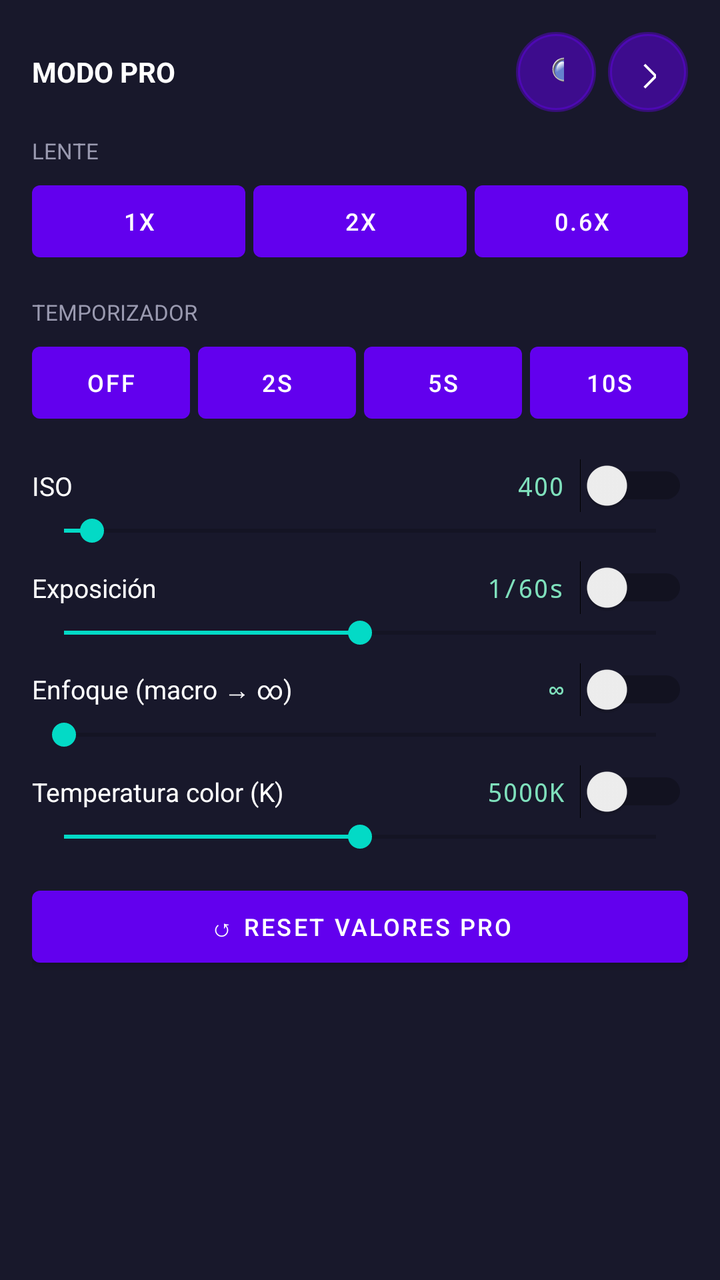
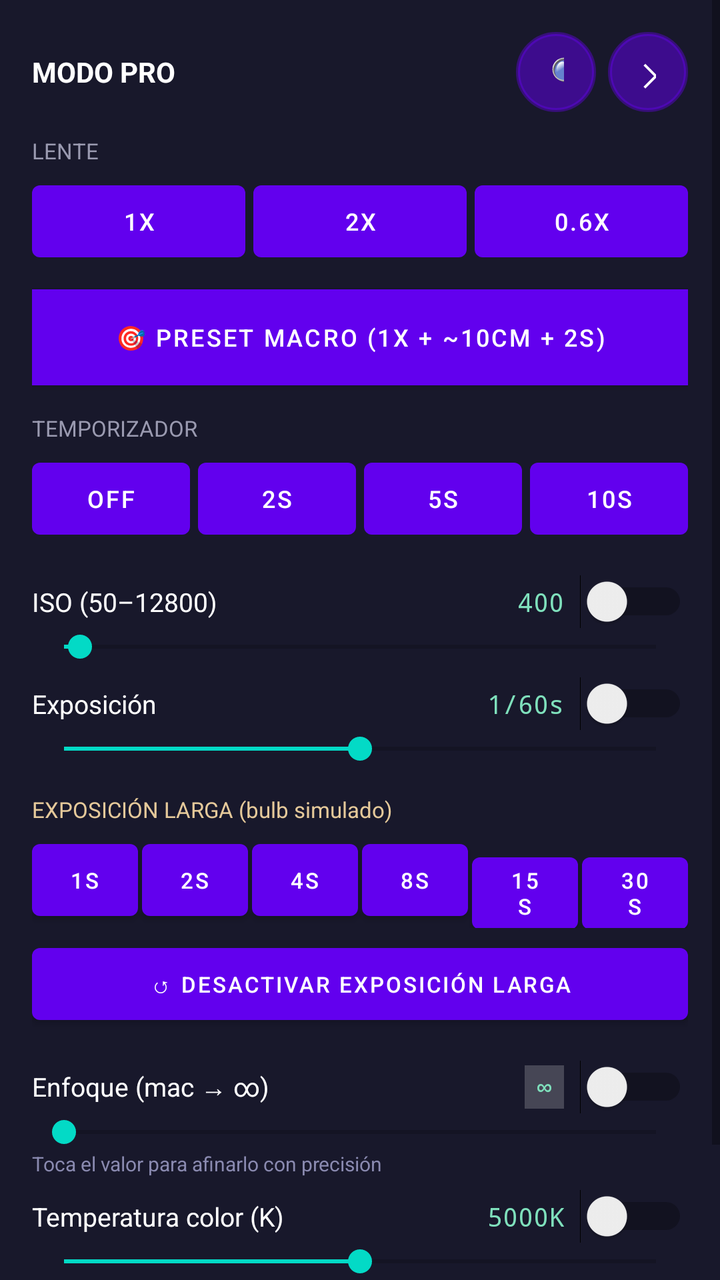

Before-and-after screenshots of an Android layout around one commit, followed by the original layout XML and the change that was made.
<!-- AndroidManifest.xml: application theme Theme.MiApp -->
<!-- res/layout/panel_ajustes.xml -->
<?xml version="1.0" encoding="utf-8"?>
<ScrollView xmlns:android="http://schemas.android.com/apk/res/android"
    android:layout_width="match_parent"
    android:layout_height="wrap_content"
    android:background="#F01A1A2E">

    <LinearLayout
        android:layout_width="match_parent"
        android:layout_height="wrap_content"
        android:orientation="vertical"
        android:padding="16dp">

        <LinearLayout
            android:layout_width="match_parent"
            android:layout_height="wrap_content"
            android:orientation="horizontal"
            android:gravity="center_vertical">

            <TextView
                android:layout_width="0dp"
                android:layout_height="wrap_content"
                android:layout_weight="1"
                android:text="MODO PRO"
                android:textColor="#FFFFFF"
                android:textSize="14sp"
                android:textStyle="bold" />

            <TextView
                android:id="@+id/txtAvisoLente"
                android:layout_width="wrap_content"
                android:layout_height="wrap_content"
                android:layout_marginEnd="6dp"
                android:text=""
                android:textColor="#E5C99A"
                android:textSize="10sp" />

            <Button
                android:id="@+id/btnDiagnostico"
                android:layout_width="40dp"
                android:layout_height="40dp"
                android:layout_marginEnd="6dp"
                android:background="@drawable/boton_circular"
                android:text="🔍"
                android:textColor="#FFFFFF"
                android:textSize="16sp" />

            <Button
                android:id="@+id/btnCerrarAjustes"
                android:layout_width="40dp"
                android:layout_height="40dp"
                android:background="@drawable/boton_circular"
                android:text="@string/btn_cerrar_ajustes"
                android:textColor="#FFFFFF"
                android:textSize="16sp" />
        </LinearLayout>

        <TextView
            android:layout_width="wrap_content"
            android:layout_height="wrap_content"
            android:layout_marginTop="12dp"
            android:text="LENTE"
            android:textColor="#9A9AB0"
            android:textSize="11sp" />

        <LinearLayout
            android:layout_width="match_parent"
            android:layout_height="wrap_content"
            android:orientation="horizontal"
            android:layout_marginTop="4dp">

            <Button
                android:id="@+id/btnLentePrincipal"
                android:layout_width="0dp"
                android:layout_height="wrap_content"
                android:layout_weight="1"
                android:text="1x"
                android:textSize="12sp" />

            <Button
                android:id="@+id/btnLenteTele"
                android:layout_width="0dp"
                android:layout_height="wrap_content"
                android:layout_weight="1"
                android:layout_marginStart="4dp"
                android:text="2x"
                android:textSize="12sp" />

            <Button
                android:id="@+id/btnLenteUltra"
                android:layout_width="0dp"
                android:layout_height="wrap_content"
                android:layout_weight="1"
                android:layout_marginStart="4dp"
                android:text="0.6x"
                android:textSize="12sp" />
        </LinearLayout>

        <TextView
            android:layout_width="wrap_content"
            android:layout_height="wrap_content"
            android:layout_marginTop="14dp"
            android:text="TEMPORIZADOR"
            android:textColor="#9A9AB0"
            android:textSize="11sp" />

        <LinearLayout
            android:layout_width="match_parent"
            android:layout_height="wrap_content"
            android:orientation="horizontal"
            android:layout_marginTop="4dp">

            <Button
                android:id="@+id/btnTimerOff"
                android:layout_width="0dp"
                android:layout_height="wrap_content"
                android:layout_weight="1"
                android:text="Off"
                android:textSize="12sp" />

            <Button
                android:id="@+id/btnTimer2"
                android:layout_width="0dp"
                android:layout_height="wrap_content"
                android:layout_weight="1"
                android:layout_marginStart="4dp"
                android:text="2s"
                android:textSize="12sp" />

            <Button
                android:id="@+id/btnTimer5"
                android:layout_width="0dp"
                android:layout_height="wrap_content"
                android:layout_weight="1"
                android:layout_marginStart="4dp"
                android:text="5s"
                android:textSize="12sp" />

            <Button
                android:id="@+id/btnTimer10"
                android:layout_width="0dp"
                android:layout_height="wrap_content"
                android:layout_weight="1"
                android:layout_marginStart="4dp"
                android:text="10s"
                android:textSize="12sp" />
        </LinearLayout>

        <LinearLayout
            android:layout_width="match_parent"
            android:layout_height="wrap_content"
            android:layout_marginTop="14dp"
            android:orientation="horizontal"
            android:gravity="center_vertical">

            <TextView
                android:layout_width="0dp"
                android:layout_height="wrap_content"
                android:layout_weight="1"
                android:text="ISO"
                android:textColor="#FFFFFF"
                android:textSize="13sp" />

            <TextView
                android:id="@+id/valorIso"
                android:layout_width="wrap_content"
                android:layout_height="wrap_content"
                android:text="400"
                android:textColor="#7FE0BC"
                android:textSize="13sp"
                android:fontFamily="monospace" />

            <Switch
                android:id="@+id/switchIso"
                android:layout_width="wrap_content"
                android:layout_height="wrap_content"
                android:layout_marginStart="8dp" />
        </LinearLayout>

        <SeekBar
            android:id="@+id/sliderIso"
            android:layout_width="match_parent"
            android:layout_height="wrap_content"
            android:max="6300"
            android:progress="300" />

        <LinearLayout
            android:layout_width="match_parent"
            android:layout_height="wrap_content"
            android:layout_marginTop="6dp"
            android:orientation="horizontal"
            android:gravity="center_vertical">

            <TextView
                android:layout_width="0dp"
                android:layout_height="wrap_content"
                android:layout_weight="1"
                android:text="Exposición"
                android:textColor="#FFFFFF"
                android:textSize="13sp" />

            <TextView
                android:id="@+id/valorExp"
                android:layout_width="wrap_content"
                android:layout_height="wrap_content"
                android:text="1/60s"
                android:textColor="#7FE0BC"
                android:textSize="13sp"
                android:fontFamily="monospace" />

            <Switch
                android:id="@+id/switchExp"
                android:layout_width="wrap_content"
                android:layout_height="wrap_content"
                android:layout_marginStart="8dp" />
        </LinearLayout>

        <SeekBar
            android:id="@+id/sliderExp"
            android:layout_width="match_parent"
            android:layout_height="wrap_content"
            android:max="100"
            android:progress="50" />

        <LinearLayout
            android:layout_width="match_parent"
            android:layout_height="wrap_content"
            android:layout_marginTop="6dp"
            android:orientation="horizontal"
            android:gravity="center_vertical">

            <TextView
                android:layout_width="0dp"
                android:layout_height="wrap_content"
                android:layout_weight="1"
                android:text="Enfoque (macro → ∞)"
                android:textColor="#FFFFFF"
                android:textSize="13sp" />

            <TextView
                android:id="@+id/valorFoco"
                android:layout_width="wrap_content"
                android:layout_height="wrap_content"
                android:text="∞"
                android:textColor="#7FE0BC"
                android:textSize="13sp"
                android:fontFamily="monospace" />

            <Switch
                android:id="@+id/switchFoco"
                android:layout_width="wrap_content"
                android:layout_height="wrap_content"
                android:layout_marginStart="8dp" />
        </LinearLayout>

        <SeekBar
            android:id="@+id/sliderFoco"
            android:layout_width="match_parent"
            android:layout_height="wrap_content"
            android:max="100"
            android:progress="0" />

        <LinearLayout
            android:layout_width="match_parent"
            android:layout_height="wrap_content"
            android:layout_marginTop="6dp"
            android:orientation="horizontal"
            android:gravity="center_vertical">

            <TextView
                android:layout_width="0dp"
                android:layout_height="wrap_content"
                android:layout_weight="1"
                android:text="Temperatura color (K)"
                android:textColor="#FFFFFF"
                android:textSize="13sp" />

            <TextView
                android:id="@+id/valorWb"
                android:layout_width="wrap_content"
                android:layout_height="wrap_content"
                android:text="5000K"
                android:textColor="#7FE0BC"
                android:textSize="13sp"
                android:fontFamily="monospace" />

            <Switch
                android:id="@+id/switchWb"
                android:layout_width="wrap_content"
                android:layout_height="wrap_content"
                android:layout_marginStart="8dp" />
        </LinearLayout>

        <SeekBar
            android:id="@+id/sliderWb"
            android:layout_width="match_parent"
            android:layout_height="wrap_content"
            android:max="6000"
            android:progress="3000" />

        <Button
            android:id="@+id/btnResetPro"
            android:layout_width="match_parent"
            android:layout_height="wrap_content"
            android:layout_marginTop="12dp"
            android:text="↺ Reset valores PRO"
            android:textSize="12sp" />

    </LinearLayout>
</ScrollView>
<!-- resources referenced by this layout -->
<resources>
  <!-- drawable boton_circular (drawable) -->
  <?xml version="1.0" encoding="utf-8"?>
  <shape xmlns:android="http://schemas.android.com/apk/res/android"
      android:shape="oval">
      <solid android:color="#80000000" />
      <stroke android:width="2dp" android:color="#66FFFFFF" />
  </shape>
  <string name="btn_cerrar_ajustes">✕</string>
  <style name="Theme.MiApp" parent="Theme.MaterialComponents.DayNight.NoActionBar">
          <item name="android:windowBackground">@android:color/black</item>
          <item name="android:statusBarColor">@android:color/black</item>
          <item name="android:navigationBarColor">@android:color/black</item>
          <item name="android:windowLightStatusBar">false</item>
      </style>
</resources>

<!-- the commit's change to res/layout/panel_ajustes.xml (unified diff, before → after) -->
@@ -54,6 +54,7 @@
                 android:textSize="16sp" />
         </LinearLayout>
 
+        
         <TextView
             android:layout_width="wrap_content"
             android:layout_height="wrap_content"
@@ -61,40 +62,28 @@
             android:text="LENTE"
             android:textColor="#9A9AB0"
             android:textSize="11sp" />
-
         <LinearLayout
             android:layout_width="match_parent"
             android:layout_height="wrap_content"
             android:orientation="horizontal"
             android:layout_marginTop="4dp">
-
-            <Button
-                android:id="@+id/btnLentePrincipal"
-                android:layout_width="0dp"
-                android:layout_height="wrap_content"
-                android:layout_weight="1"
-                android:text="1x"
-                android:textSize="12sp" />
-
-            <Button
-                android:id="@+id/btnLenteTele"
-                android:layout_width="0dp"
-                android:layout_height="wrap_content"
-                android:layout_weight="1"
-                android:layout_marginStart="4dp"
-                android:text="2x"
-                android:textSize="12sp" />
-
-            <Button
-                android:id="@+id/btnLenteUltra"
-                android:layout_width="0dp"
-                android:layout_height="wrap_content"
-                android:layout_weight="1"
-                android:layout_marginStart="4dp"
-                android:text="0.6x"
-                android:textSize="12sp" />
-        </LinearLayout>
-
+            <Button android:id="@+id/btnLentePrincipal" android:layout_width="0dp" android:layout_height="wrap_content" android:layout_weight="1" android:text="1x" android:textSize="12sp" />
+            <Button android:id="@+id/btnLenteTele" android:layout_width="0dp" android:layout_height="wrap_content" android:layout_weight="1" android:layout_marginStart="4dp" android:text="2x" android:textSize="12sp" />
+            <Button android:id="@+id/btnLenteUltra" android:layout_width="0dp" android:layout_height="wrap_content" android:layout_weight="1" android:layout_marginStart="4dp" android:text="0.6x" android:textSize="12sp" />
+        </LinearLayout>
+
+        
+        <Button
+            android:id="@+id/btnPresetMacro"
+            android:layout_width="match_parent"
+            android:layout_height="wrap_content"
+            android:layout_marginTop="10dp"
+            android:background="#4A3D8A"
+            android:text="🎯 Preset MACRO (1x + ~10cm + 2s)"
+            android:textColor="#FFFFFF"
+            android:textSize="12sp" />
+
+        
         <TextView
             android:layout_width="wrap_content"
             android:layout_height="wrap_content"
@@ -102,200 +91,102 @@
             android:text="TEMPORIZADOR"
             android:textColor="#9A9AB0"
             android:textSize="11sp" />
-
         <LinearLayout
             android:layout_width="match_parent"
             android:layout_height="wrap_content"
             android:orientation="horizontal"
             android:layout_marginTop="4dp">
-
-            <Button
-                android:id="@+id/btnTimerOff"
-                android:layout_width="0dp"
-                android:layout_height="wrap_content"
-                android:layout_weight="1"
-                android:text="Off"
-                android:textSize="12sp" />
-
-            <Button
-                android:id="@+id/btnTimer2"
-                android:layout_width="0dp"
-                android:layout_height="wrap_content"
-                android:layout_weight="1"
-                android:layout_marginStart="4dp"
-                android:text="2s"
-                android:textSize="12sp" />
-
-            <Button
-                android:id="@+id/btnTimer5"
-                android:layout_width="0dp"
-                android:layout_height="wrap_content"
-                android:layout_weight="1"
-                android:layout_marginStart="4dp"
-                android:text="5s"
-                android:textSize="12sp" />
-
-            <Button
-                android:id="@+id/btnTimer10"
-                android:layout_width="0dp"
-                android:layout_height="wrap_content"
-                android:layout_weight="1"
-                android:layout_marginStart="4dp"
-                android:text="10s"
-                android:textSize="12sp" />
-        </LinearLayout>
-
-        <LinearLayout
-            android:layout_width="match_parent"
-            android:layout_height="wrap_content"
-            android:layout_marginTop="14dp"
-            android:orientation="horizontal"
-            android:gravity="center_vertical">
-
-            <TextView
-                android:layout_width="0dp"
-                android:layout_height="wrap_content"
-                android:layout_weight="1"
-                android:text="ISO"
-                android:textColor="#FFFFFF"
-                android:textSize="13sp" />
-
-            <TextView
-                android:id="@+id/valorIso"
-                android:layout_width="wrap_content"
-                android:layout_height="wrap_content"
-                android:text="400"
-                android:textColor="#7FE0BC"
-                android:textSize="13sp"
-                android:fontFamily="monospace" />
-
-            <Switch
-                android:id="@+id/switchIso"
-                android:layout_width="wrap_content"
-                android:layout_height="wrap_content"
-                android:layout_marginStart="8dp" />
-        </LinearLayout>
-
-        <SeekBar
-            android:id="@+id/sliderIso"
-            android:layout_width="match_parent"
-            android:layout_height="wrap_content"
-            android:max="6300"
-            android:progress="300" />
-
+            <Button android:id="@+id/btnTimerOff" android:layout_width="0dp" android:layout_height="wrap_content" android:layout_weight="1" android:text="Off" android:textSize="12sp" />
+            <Button android:id="@+id/btnTimer2" android:layout_width="0dp" android:layout_height="wrap_content" android:layout_weight="1" android:layout_marginStart="4dp" android:text="2s" android:textSize="12sp" />
+            <Button android:id="@+id/btnTimer5" android:layout_width="0dp" android:layout_height="wrap_content" android:layout_weight="1" android:layout_marginStart="4dp" android:text="5s" android:textSize="12sp" />
+            <Button android:id="@+id/btnTimer10" android:layout_width="0dp" android:layout_height="wrap_content" android:layout_weight="1" android:layout_marginStart="4dp" android:text="10s" android:textSize="12sp" />
+        </LinearLayout>
+
+        
+        <LinearLayout
+            android:layout_width="match_parent"
+            android:layout_height="wrap_content"
+            android:layout_marginTop="14dp"
+            android:orientation="horizontal"
+            android:gravity="center_vertical">
+            <TextView android:layout_width="0dp" android:layout_height="wrap_content" android:layout_weight="1" android:text="ISO (50–12800)" android:textColor="#FFFFFF" android:textSize="13sp" />
+            <TextView android:id="@+id/valorIso" android:layout_width="wrap_content" android:layout_height="wrap_content" android:text="400" android:textColor="#7FE0BC" android:textSize="13sp" android:fontFamily="monospace" />
+            <Switch android:id="@+id/switchIso" android:layout_width="wrap_content" android:layout_height="wrap_content" android:layout_marginStart="8dp" />
+        </LinearLayout>
+        <SeekBar android:id="@+id/sliderIso" android:layout_width="match_parent" android:layout_height="wrap_content" android:max="12750" android:progress="350" />
+
+        
         <LinearLayout
             android:layout_width="match_parent"
             android:layout_height="wrap_content"
             android:layout_marginTop="6dp"
             android:orientation="horizontal"
             android:gravity="center_vertical">
-
-            <TextView
-                android:layout_width="0dp"
-                android:layout_height="wrap_content"
-                android:layout_weight="1"
-                android:text="Exposición"
-                android:textColor="#FFFFFF"
-                android:textSize="13sp" />
-
-            <TextView
-                android:id="@+id/valorExp"
-                android:layout_width="wrap_content"
-                android:layout_height="wrap_content"
-                android:text="1/60s"
-                android:textColor="#7FE0BC"
-                android:textSize="13sp"
-                android:fontFamily="monospace" />
-
-            <Switch
-                android:id="@+id/switchExp"
-                android:layout_width="wrap_content"
-                android:layout_height="wrap_content"
-                android:layout_marginStart="8dp" />
-        </LinearLayout>
-
-        <SeekBar
-            android:id="@+id/sliderExp"
-            android:layout_width="match_parent"
-            android:layout_height="wrap_content"
-            android:max="100"
-            android:progress="50" />
-
+            <TextView android:layout_width="0dp" android:layout_height="wrap_content" android:layout_weight="1" android:text="Exposición" android:textColor="#FFFFFF" android:textSize="13sp" />
+            <TextView android:id="@+id/valorExp" android:layout_width="wrap_content" android:layout_height="wrap_content" android:text="1/60s" android:textColor="#7FE0BC" android:textSize="13sp" android:fontFamily="monospace" />
+            <Switch android:id="@+id/switchExp" android:layout_width="wrap_content" android:layout_height="wrap_content" android:layout_marginStart="8dp" />
+        </LinearLayout>
+        <SeekBar android:id="@+id/sliderExp" android:layout_width="match_parent" android:layout_height="wrap_content" android:max="100" android:progress="50" />
+
+        
+        <TextView
+            android:layout_width="wrap_content"
+            android:layout_height="wrap_content"
+            android:layout_marginTop="14dp"
+            android:text="EXPOSICIÓN LARGA (bulb simulado)"
+            android:textColor="#E5C99A"
+            android:textSize="11sp" />
+        <LinearLayout
+            android:layout_width="match_parent"
+            android:layout_height="wrap_content"
+            android:orientation="horizontal"
+            android:layout_marginTop="4dp">
+            <Button android:id="@+id/btnLarga1s" android:layout_width="0dp" android:layout_height="wrap_content" android:layout_weight="1" android:text="1s" android:textSize="11sp" />
+            <Button android:id="@+id/btnLarga2s" android:layout_width="0dp" android:layout_height="wrap_content" android:layout_weight="1" android:layout_marginStart="2dp" android:text="2s" android:textSize="11sp" />
+            <Button android:id="@+id/btnLarga4s" android:layout_width="0dp" android:layout_height="wrap_content" android:layout_weight="1" android:layout_marginStart="2dp" android:text="4s" android:textSize="11sp" />
+            <Button android:id="@+id/btnLarga8s" android:layout_width="0dp" android:layout_height="wrap_content" android:layout_weight="1" android:layout_marginStart="2dp" android:text="8s" android:textSize="11sp" />
+            <Button android:id="@+id/btnLarga15s" android:layout_width="0dp" android:layout_height="wrap_content" android:layout_weight="1" android:layout_marginStart="2dp" android:text="15s" android:textSize="11sp" />
+            <Button android:id="@+id/btnLarga30s" android:layout_width="0dp" android:layout_height="wrap_content" android:layout_weight="1" android:layout_marginStart="2dp" android:text="30s" android:textSize="11sp" />
+        </LinearLayout>
+        <Button
+            android:id="@+id/btnLargaOff"
+            android:layout_width="match_parent"
+            android:layout_height="wrap_content"
+            android:layout_marginTop="4dp"
+            android:text="↺ Desactivar exposición larga"
+            android:textSize="11sp" />
+
+        
+        <LinearLayout
+            android:layout_width="match_parent"
+            android:layout_height="wrap_content"
+            android:layout_marginTop="14dp"
+            android:orientation="horizontal"
+            android:gravity="center_vertical">
+            <TextView android:layout_width="0dp" android:layout_height="wrap_content" android:layout_weight="1" android:text="Enfoque (mac → ∞)" android:textColor="#FFFFFF" android:textSize="13sp" />
+            <TextView android:id="@+id/valorFoco" android:layout_width="wrap_content" android:layout_height="wrap_content" android:text="∞" android:textColor="#7FE0BC" android:textSize="13sp" android:fontFamily="monospace" android:background="#33FFFFFF" android:paddingHorizontal="6dp" android:paddingVertical="2dp" />
+            <Switch android:id="@+id/switchFoco" android:layout_width="wrap_content" android:layout_height="wrap_content" android:layout_marginStart="8dp" />
+        </LinearLayout>
+        <SeekBar android:id="@+id/sliderFoco" android:layout_width="match_parent" android:layout_height="wrap_content" android:max="100" android:progress="0" />
+        <TextView
+            android:layout_width="wrap_content"
+            android:layout_height="wrap_content"
+            android:text="Toca el valor para afinarlo con precisión"
+            android:textColor="#8A8AB0"
+            android:textSize="10sp" />
+
+        
         <LinearLayout
             android:layout_width="match_parent"
             android:layout_height="wrap_content"
             android:layout_marginTop="6dp"
             android:orientation="horizontal"
             android:gravity="center_vertical">
-
-            <TextView
-                android:layout_width="0dp"
-                android:layout_height="wrap_content"
-                android:layout_weight="1"
-                android:text="Enfoque (macro → ∞)"
-                android:textColor="#FFFFFF"
-                android:textSize="13sp" />
-
-            <TextView
-                android:id="@+id/valorFoco"
-                android:layout_width="wrap_content"
-                android:layout_height="wrap_content"
-                android:text="∞"
-                android:textColor="#7FE0BC"
-                android:textSize="13sp"
-                android:fontFamily="monospace" />
-
-            <Switch
-                android:id="@+id/switchFoco"
-                android:layout_width="wrap_content"
-                android:layout_height="wrap_content"
-                android:layout_marginStart="8dp" />
-        </LinearLayout>
-
-        <SeekBar
-            android:id="@+id/sliderFoco"
-            android:layout_width="match_parent"
-            android:layout_height="wrap_content"
-            android:max="100"
-            android:progress="0" />
-
-        <LinearLayout
-            android:layout_width="match_parent"
-            android:layout_height="wrap_content"
-            android:layout_marginTop="6dp"
-            android:orientation="horizontal"
-            android:gravity="center_vertical">
-
-            <TextView
-                android:layout_width="0dp"
-                android:layout_height="wrap_content"
-                android:layout_weight="1"
-                android:text="Temperatura color (K)"
-                android:textColor="#FFFFFF"
-                android:textSize="13sp" />
-
-            <TextView
-                android:id="@+id/valorWb"
-                android:layout_width="wrap_content"
-                android:layout_height="wrap_content"
-                android:text="5000K"
-                android:textColor="#7FE0BC"
-                android:textSize="13sp"
-                android:fontFamily="monospace" />
-
-            <Switch
-                android:id="@+id/switchWb"
-                android:layout_width="wrap_content"
-                android:layout_height="wrap_content"
-                android:layout_marginStart="8dp" />
-        </LinearLayout>
-
-        <SeekBar
-            android:id="@+id/sliderWb"
-            android:layout_width="match_parent"
-            android:layout_height="wrap_content"
-            android:max="6000"
-            android:progress="3000" />
+            <TextView android:layout_width="0dp" android:layout_height="wrap_content" android:layout_weight="1" android:text="Temperatura color (K)" android:textColor="#FFFFFF" android:textSize="13sp" />
+            <TextView android:id="@+id/valorWb" android:layout_width="wrap_content" android:layout_height="wrap_content" android:text="5000K" android:textColor="#7FE0BC" android:textSize="13sp" android:fontFamily="monospace" />
+            <Switch android:id="@+id/switchWb" android:layout_width="wrap_content" android:layout_height="wrap_content" android:layout_marginStart="8dp" />
+        </LinearLayout>
+        <SeekBar android:id="@+id/sliderWb" android:layout_width="match_parent" android:layout_height="wrap_content" android:max="6000" android:progress="3000" />
 
         <Button
             android:id="@+id/btnResetPro"
